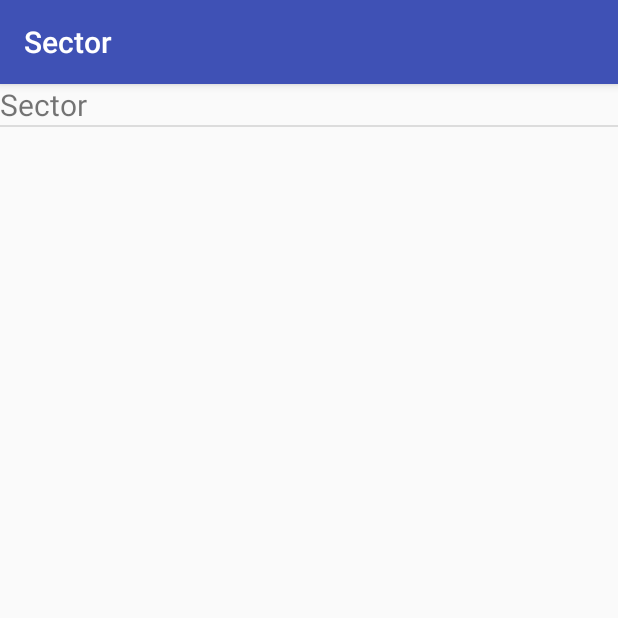
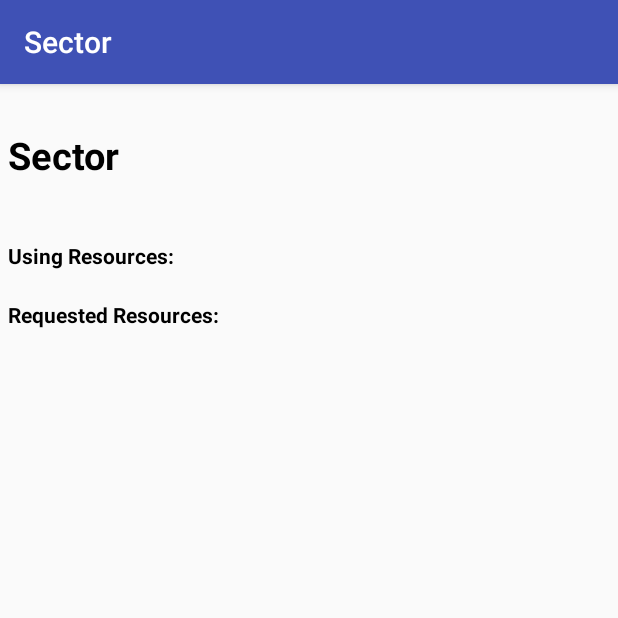
Before and after one commit to pstratman/sector, an Android app: the screen it shows after launch (MainActivity before the commit, appInfoActivity after it), after a tap on "Sector", on a phone screen of 412 x 824 dp, the top half of it. Run offline under Robolectric (Android 15) with nearby library versions, the phone set to English and light mode, and no system bars.

Commit message:
Added the other information activity to the application and sent over the package name the user clicked on.

```diff
--- a/app/src/main/AndroidManifest.xml
+++ b/app/src/main/AndroidManifest.xml
@@ -4,7 +4,7 @@
 
     <application
         android:allowBackup="true"
-        android:icon="@mipmap/ic_launcher"
+        android:icon="@drawable/sector_icon"
         android:label="@string/app_name"
         android:roundIcon="@mipmap/ic_launcher_round"
         android:supportsRtl="true"
@@ -12,10 +12,10 @@
         <activity android:name=".MainActivity">
             <intent-filter>
                 <action android:name="android.intent.action.MAIN" />
-
                 <category android:name="android.intent.category.LAUNCHER" />
             </intent-filter>
         </activity>
+        <activity android:name=".appInfoActivity"></activity>
     </application>
 
 </manifest>
--- a/app/src/main/java/com/security/sector/MainActivity.java
+++ b/app/src/main/java/com/security/sector/MainActivity.java
@@ -1,17 +1,14 @@
 package com.security.sector;
-
+import android.content.Intent;
 import android.content.pm.ApplicationInfo;
 import android.content.pm.PackageManager;
+import android.graphics.drawable.Drawable;
 import android.support.v7.app.AppCompatActivity;
 import android.os.Bundle;
 import android.util.Log;
 import android.view.View;
 import android.widget.AdapterView;
-import android.widget.ArrayAdapter;
 import android.widget.ListView;
-import android.widget.Toast;
-
-import java.util.ArrayList;
 import java.util.List;
 
 public class MainActivity extends AppCompatActivity {
@@ -22,32 +19,38 @@ public class MainActivity extends AppCompatActivity {
     @Override
     protected void onCreate(Bundle savedInstanceState) {
         pm = getPackageManager();
-        List<String> appNames = getAppNames();
+        appInfo[] appNames = getFormattedAppList();
         super.onCreate(savedInstanceState);
         setContentView(R.layout.activity_main);
         // Define and assign the adapter
-        final ArrayAdapter adapter = new ArrayAdapter<>(this,
-                R.layout.list_item, appNames);
+        appInfoArrayAdapter adapter = new appInfoArrayAdapter(this, appNames);
         ListView listView = (ListView)findViewById(R.id.list_view);
         listView.setAdapter(adapter);
         // Define on click event listener
         listView.setOnItemClickListener(new AdapterView.OnItemClickListener() {
             @Override
             public void onItemClick(AdapterView<?> parent, final View view, int position, long id) {
-                final String item = (String) parent.getItemAtPosition(position);
-                Toast.makeText(getApplicationContext(), item, Toast.LENGTH_SHORT).show();
+                Intent appInfoIntent = new Intent(MainActivity.this, appInfoActivity.class);
+                appInfoIntent.putExtra("selectedPackageName", (
+                        (appInfo) parent.getItemAtPosition(position)).getPackageName());
+                startActivity(appInfoIntent);
             }
         });
     }
 
-    private List<String> getAppNames() {
+    private appInfo[] getFormattedAppList() {
         // Get application list
         List<ApplicationInfo> packages = pm.getInstalledApplications(PackageManager.GET_META_DATA);
-        List<String> tempNameList = new ArrayList<>();
+        int index = 0;
+        appInfo[] tempNameList = new appInfo[packages.size()];
         for (ApplicationInfo packageInfo : packages) {
             String newName = (String) pm.getApplicationLabel(packageInfo);
-            tempNameList.add(newName);
+            Drawable newIcon = pm.getApplicationIcon(packageInfo);
+            String newPackageName = packageInfo.packageName;
+            tempNameList[index] = new appInfo(newName, newIcon, newPackageName);
             Log.d(TAG, "Adding: " + newName);
+            Log.d(TAG, "With package name: " + newPackageName);
+            index++;
         }
         return tempNameList;
     }
--- /dev/null
+++ b/app/src/main/java/com/security/sector/appInfo.java
@@ -0,0 +1,27 @@
+package com.security.sector;
+import android.graphics.drawable.Drawable;
+
+class appInfo {
+    private String appName;
+    private Drawable appIcon;
+    private String packageName;
+
+    appInfo(String name, Drawable icon, String packName) {
+        appName = name;
+        appIcon = icon;
+        packageName = packName;
+    }
+
+    public void setAppName(String newName) { appName = newName; }
+
+    String getAppName() { return appName; }
+
+    public void setAppIcon(Drawable newIcon) { appIcon = newIcon; }
+
+    Drawable getAppIcon() { return appIcon; }
+
+    public void setPackageName(String newPackName) { packageName = newPackName; }
+
+    String getPackageName() { return packageName; }
+
+}
--- /dev/null
+++ b/app/src/main/java/com/security/sector/appInfoActivity.java
@@ -0,0 +1,51 @@
+package com.security.sector;
+
+import android.content.pm.ApplicationInfo;
+import android.content.pm.PackageManager;
+import android.os.Bundle;
+import android.support.v7.app.AppCompatActivity;
+import android.util.Log;
+import android.view.KeyEvent;
+import android.widget.TextView;
+
+
+public class appInfoActivity extends AppCompatActivity {
+
+    private static final String TAG = "appInfoActivity";
+
+    @Override
+    protected void onCreate(Bundle savedInstanceState) {
+        Bundle bundle = getIntent().getExtras();
+        super.onCreate(savedInstanceState);
+        setContentView(R.layout.app_info_layout);
+        configureInfo(bundle.getString("selectedPackageName"));
+    }
+
+    private void configureInfo(String packageName) {
+        // Get package manager
+        PackageManager pm = getPackageManager();
+
+        // Get text views
+        TextView textViewAppName = (TextView) findViewById(R.id.appName);
+
+
+        try {
+            ApplicationInfo currentApp = pm.getApplicationInfo(packageName, 0);
+            textViewAppName.setText(pm.getApplicationLabel(currentApp));
+
+        }
+        catch (PackageManager.NameNotFoundException e) {
+            Log.d(TAG, "I was Unable to find the pacakge " + packageName);
+        }
+    }
+
+    // Clean up the activity when you go back to the main activity.
+    @Override
+    public boolean onKeyDown(int keyCode, KeyEvent event)
+    {
+        if ((keyCode == KeyEvent.KEYCODE_BACK)) {
+            finish();
+        }
+        return super.onKeyDown(keyCode, event);
+    }
+}
--- /dev/null
+++ b/app/src/main/java/com/security/sector/appInfoArrayAdapter.java
@@ -0,0 +1,43 @@
+package com.security.sector;
+
+import android.content.Context;
+import android.support.annotation.NonNull;
+import android.view.LayoutInflater;
+import android.view.View;
+import android.view.ViewGroup;
+import android.widget.ArrayAdapter;
+import android.widget.TextView;
+
+class ViewHolder {
+ TextView appName;
+}
+
+class appInfoArrayAdapter extends ArrayAdapter<appInfo> {
+    private final Context context;
+    private final appInfo[] values;
+
+    appInfoArrayAdapter(Context context, appInfo[] values) {
+        super(context, R.layout.list_item, values);
+        this.context = context;
+        this.values = values;
+    }
+
+    @NonNull
+    @Override
+    public View getView(int position, View convertView, @NonNull ViewGroup parent) {
+        ViewHolder mViewHolder = new ViewHolder();
+
+        if (convertView == null) {
+            LayoutInflater inflater = (LayoutInflater) context
+                    .getSystemService(Context.LAYOUT_INFLATER_SERVICE);
+            convertView = inflater.inflate(R.layout.list_item, parent, false);
+            mViewHolder.appName = (TextView) convertView.findViewById(R.id.list_item_label);
+            convertView.setTag(mViewHolder);
+        } else {
+            mViewHolder = (ViewHolder) convertView.getTag();
+        }
+        mViewHolder.appName.setText(values[position].getAppName());
+        return convertView;
+    }
+
+}
--- /dev/null
+++ b/app/src/main/res/layout/app_info_layout.xml
@@ -0,0 +1,83 @@
+<?xml version="1.0" encoding="utf-8"?>
+<TableLayout xmlns:android="http://schemas.android.com/apk/res/android"
+    android:layout_width="match_parent"
+    android:layout_height="match_parent">
+
+    <TableRow
+        android:id="@+id/name_row"
+        android:layout_width="match_parent"
+        android:layout_height="match_parent">
+
+        <TextView
+            android:id="@+id/appName"
+            android:paddingTop="30sp"
+            android:paddingBottom="30sp"
+            android:paddingLeft="5sp"
+            android:paddingStart="5sp"
+            android:paddingRight="5sp"
+            android:paddingEnd="5sp"
+            android:layout_width="wrap_content"
+            android:layout_height="wrap_content"
+            android:textColor="@android:color/black"
+            android:textSize="25sp"
+            android:textStyle="bold" />
+
+    </TableRow>
+
+    <TableRow
+        android:id="@+id/using_row"
+        android:layout_width="match_parent"
+        android:layout_height="match_parent">
+
+        <TextView
+            android:id="@+id/usingResourcesLabel"
+            android:layout_width="wrap_content"
+            android:layout_height="wrap_content"
+            android:paddingLeft="5sp"
+            android:paddingStart="5sp"
+            android:paddingRight="5sp"
+            android:paddingEnd="5sp"
+            android:paddingTop="10sp"
+            android:paddingBottom="10sp"
+            android:text="@string/usingResourcesLabel"
+            android:textColor="@android:color/black"
+            android:textSize="14sp"
+            android:textStyle="bold" />
+
+        <TextView
+            android:id="@+id/usingResourcesContent"
+            android:layout_width="wrap_content"
+            android:layout_height="wrap_content"
+            android:text=""
+            android:textSize="14sp" />
+    </TableRow>
+
+    <TableRow
+        android:id="@+id/requested_row"
+        android:layout_width="match_parent"
+        android:layout_height="match_parent">
+
+        <TextView
+            android:id="@+id/requestedResourcesLabel"
+            android:layout_width="wrap_content"
+            android:layout_height="wrap_content"
+            android:text="@string/requestedResourcesLabel"
+            android:paddingLeft="5sp"
+            android:paddingStart="5sp"
+            android:paddingRight="5sp"
+            android:paddingEnd="5sp"
+            android:paddingTop="10sp"
+            android:paddingBottom="10sp"
+            android:textColor="@android:color/black"
+            android:textSize="14sp"
+            android:textStyle="bold" />
+
+        <TextView
+            android:id="@+id/requestedResourcesContent"
+            android:layout_width="wrap_content"
+            android:layout_height="wrap_content"
+            android:text=""
+            android:textSize="14sp" />
+    </TableRow>
+
+</TableLayout>
--- a/app/src/main/res/layout/list_item.xml
+++ b/app/src/main/res/layout/list_item.xml
@@ -1,7 +1,12 @@
 <?xml version="1.0" encoding="utf-8"?>
 <TextView xmlns:android="http://schemas.android.com/apk/res/android"
-    android:id="@+id/list_item"
+    android:id="@+id/list_item_label"
     android:layout_width="match_parent"
-    android:layout_height="match_parent"
-    android:textSize="20sp">
-</TextView>
+    android:layout_height="50sp"
+    android:paddingLeft="10sp"
+    android:paddingRight="10sp"
+    android:paddingStart="10sp"
+    android:paddingEnd="10sp"
+    android:gravity="center_vertical"
+    android:textColor="@android:color/black"
+    android:textSize="18sp"/>
--- a/app/src/main/res/values/strings.xml
+++ b/app/src/main/res/values/strings.xml
@@ -1,3 +1,5 @@
 <resources>
     <string name="app_name">Sector</string>
+    <string name="usingResourcesLabel">Using Resources: </string>
+    <string name="requestedResourcesLabel">Requested Resources: </string>
 </resources>
--- /dev/null
+++ b/app/src/main/res/xml/my_backup_rules.xml
@@ -0,0 +1,4 @@
+<?xml version="1.0" encoding="utf-8"?>
+<full-backup-content>
+    <include domain="sharedpref" path="."/>
+</full-backup-content>
```
Also changed, not shown: app/src/main/res/drawable/sector_icon.png (added).
